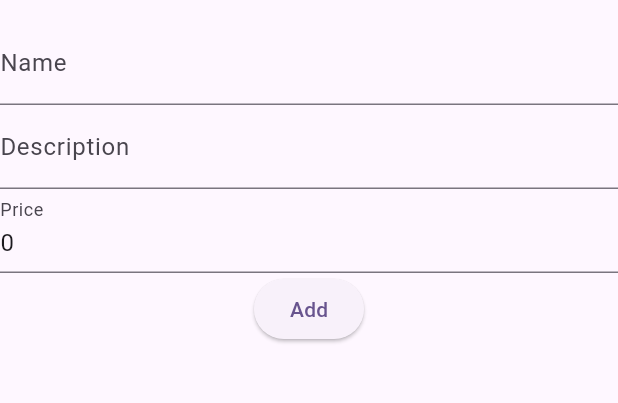
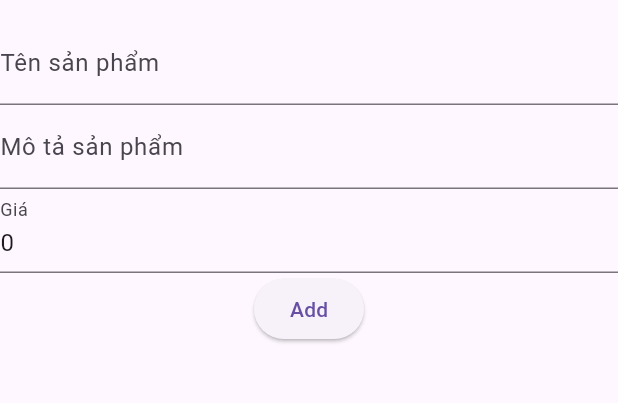
Before and after one commit to nhlong37/ecommerce_app_db, a Flutter app: the screen it shows after launch, after a tap on the "add" icon, on a phone screen of 412 x 824 dp, the part 63-466 px from its top. Run offline on Flutter 3.47's test engine with Material 3 defaults, Android fonts, the phone set to English and light mode, and no system bars; our stand-ins replace sqflite; accounts and stored records are empty.

Commit message:
update code

```diff
--- a/lib/addedit.dart
+++ b/lib/addedit.dart
@@ -57,25 +57,25 @@ class _AddEditScreenState extends State<AddEditScreen> {
           children: [
             TextFormField(
               initialValue: _name,
-              decoration: InputDecoration(labelText: 'Name'),
+              decoration: InputDecoration(labelText: 'Tên sản phẩm'),
               validator: (value) {
-                if (value == null || value.isEmpty) return 'Please enter a name';
+                if (value == null || value.isEmpty) return 'Vui lòng nhập tên sản phẩm';
                 return null;
               },
               onSaved: (value) => _name = value!,
             ),
             TextFormField(
               initialValue: _description,
-              decoration: InputDecoration(labelText: 'Description'),
+              decoration: InputDecoration(labelText: 'Mô tả sản phẩm'),
               onSaved: (value) => _description = value!,
             ),
             TextFormField(
               initialValue: _price.toString(),
-              decoration: InputDecoration(labelText: 'Price'),
+              decoration: InputDecoration(labelText: 'Giá'),
               keyboardType: TextInputType.number,
               validator: (value) {
                 final price = int.tryParse(value ?? '');
-                if (price == null || price <= 0) return 'Enter a positive integer';
+                if (price == null || price <= 0) return 'giá phải là số nguyên dương';
                 return null;
               },
               onSaved: (value) => _price = int.parse(value!),
--- a/lib/database.dart
+++ b/lib/database.dart
@@ -5,9 +5,8 @@ import 'package:path/path.dart';
 class DatabaseHelper {
 
   Future<Database> _initDatabase() async {
-    String path = join(await getDatabasesPath(), 'products.db');
     return await openDatabase(
-      path,
+      join(await getDatabasesPath(), 'products.db'),
       version: 1,
       onCreate: _onCreate,
     );
@@ -16,12 +15,11 @@ class DatabaseHelper {
   Future<void> _onCreate(Database db, int version) async {
     await db.execute(' CREATE TABLE products (id INTEGER PRIMARY KEY AUTOINCREMENT, name TEXT NOT NULL, description TEXT, price INTEGER, image TEXT) ');
 
-    // Thêm dữ liệu mẫu
     await db.insert('products', {
       'name': 'Sản phẩm 1',
-      'description': 'Lorem Ipsum chỉ đơn giản là một đoạn văn bản giả, được dùng vào việc trình bày và dàn trang phục vụ cho in ấn. Lorem Ipsum đã được sử dụng như một văn bản chuẩn cho ngành công nghiệp in ấn từ những năm 1500, khi một họa sĩ vô danh ghép nhiều đoạn văn bản với nhau để tạo thành một bản mẫu văn bản.',
+      'description': 'Là một cuốn sách chia sẻ những bí quyết, kỹ năng đàm phán, thuyết trình hiệu quả giúp bạn chinh phục mọi đối tượng',
       'price': 1*1000,
-      'image': 'images/1.png'
+      'image': '1.jpg'
     });
   }
 
@@ -61,4 +59,5 @@ class DatabaseHelper {
       whereArgs: [id],
     );
   }
+
 }
--- a/lib/detail.dart
+++ b/lib/detail.dart
@@ -16,9 +16,11 @@ class DetailScreen extends StatelessWidget {
   Widget build(BuildContext context) {
     return Scaffold(
       appBar: AppBar(title: Text(product['name'])),
-      body: Column(
+      body: Padding(
+        padding: const EdgeInsets.fromLTRB(32, 40, 32, 44),
+        child: Column(
           children: [
-          Image.asset(product['image']),
+            Image.asset('images/${product['image']}'),
             Text(product['description']),
             Text('Price: ${product['price']}'),
             ElevatedButton(
@@ -35,6 +37,7 @@ class DetailScreen extends StatelessWidget {
             ),
           ],
         ),
+      ),
     );
   }
 }
--- a/lib/home.dart
+++ b/lib/home.dart
@@ -1,6 +1,7 @@
-import 'package:ecommerce_app/addedit.dart';
 import 'package:flutter/material.dart';
+import 'package:sqflite/sqflite.dart';
 import 'database.dart';
+import 'package:intl/intl.dart';
 
 class HomeScreen extends StatefulWidget {
   @override
@@ -8,7 +9,7 @@ class HomeScreen extends StatefulWidget {
 }
 
 class _HomeScreenState extends State<HomeScreen> {
-  final DatabaseHelper _dbHelper = DatabaseHelper();
+  final DatabaseHelper _db = DatabaseHelper();
   List<Map<String, dynamic>> _products = [];
 
   @override
@@ -18,14 +19,14 @@ class _HomeScreenState extends State<HomeScreen> {
   }
 
   void _fetchProducts() async {
-    final products = await _dbHelper.getProducts();
+    final products = await _db.getProducts();
     setState(() {
       _products = products;
     });
   }
 
   void _deleteProduct(int id) async {
-    await _dbHelper.deleteProduct(id);
+    await _db.deleteProduct(id);
     _fetchProducts();
   }
 
@@ -37,24 +38,41 @@ class _HomeScreenState extends State<HomeScreen> {
         itemCount: _products.length,
         itemBuilder: (context, index) {
           final product = _products[index];
-          return ListTile(
-            leading: Image.asset(product['image']),
-            title: Text(product['name']),
-            subtitle: Text(product['description']),
-            trailing: Text('\$${product['price']}'),
-            onTap: () => Navigator.pushNamed(
-              context,
-              '/detail',
-              arguments: product,
-            ),
-            onLongPress: () => _deleteProduct(product['id']),
-          );
+          return ElevatedButton(
+              onPressed: () =>
+                  Navigator.pushNamed(context, '/detail', arguments: product),
+              child: Card(
+                child: Column(children: [
+                  Image.asset('images/${product['image']}'),
+                  SizedBox(height: 15),
+                  Text(product['name']),
+                  SizedBox(height: 15),
+                  Text(product['description']),
+                  SizedBox(height: 15),
+                  Text('Price: ${product['price']}'),
+                  Row(
+                    mainAxisAlignment: MainAxisAlignment.spaceBetween,
+                    children: [
+                      IconButton(
+                        icon: Icon(Icons.edit),
+                        onPressed: () => Navigator.pushNamed(
+                          context,
+                          '/edit',
+                          arguments: product,
+                        ),
+                      ),
+                      IconButton(
+                        icon: Icon(Icons.delete),
+                        onPressed: () => _deleteProduct(product['id']),
+                      ),
+                    ],
+                  )
+                ]),
+              ));
         },
       ),
       floatingActionButton: FloatingActionButton(
-        onPressed: () {
-          Navigator.push(context, MaterialPageRoute(builder: (context) => AddEditScreen()));
-        },
+        onPressed: () => Navigator.pushNamed(context, '/add'),
         child: Icon(Icons.add),
       ),
     );
--- a/lib/main.dart
+++ b/lib/main.dart
@@ -1,22 +1,30 @@
+import 'package:ecommerce_app/addedit.dart';
+import 'package:ecommerce_app/detail.dart';
 import 'package:ecommerce_app/home.dart';
 import 'package:flutter/material.dart';
 
-Future<void> main() async {
-  runApp(const MyApp());
-}
+
+void main() => runApp(MyApp());
 
 class MyApp extends StatelessWidget {
-  const MyApp({super.key});
-
   @override
   Widget build(BuildContext context) {
     return MaterialApp(
-      title: 'Flutter Demo',
-      theme: ThemeData(
-        colorScheme: ColorScheme.fromSeed(seedColor: Colors.deepPurple),
-        useMaterial3: true,
-      ),
-      home: HomeScreen(),
+      title: 'Product App',
+      // initialRoute: '/',
+      debugShowCheckedModeBanner: false,
+      routes: {
+        '/': (context) => HomeScreen(),
+        '/add': (context) => AddEditScreen(),
+        '/edit': (context) {
+          final product = ModalRoute.of(context)!.settings.arguments as Map<String, dynamic>;
+          return AddEditScreen(product: product);
+        },
+        '/detail': (context) {
+          final product = ModalRoute.of(context)!.settings.arguments as Map<String, dynamic>;
+          return DetailScreen(product: product);
+        },
+      },
     );
   }
 }
```
Also changed, not shown: pubspec.yaml (+1 -12 lines), 1 other file. Lines whose indentation alone changed are shown as unchanged.
